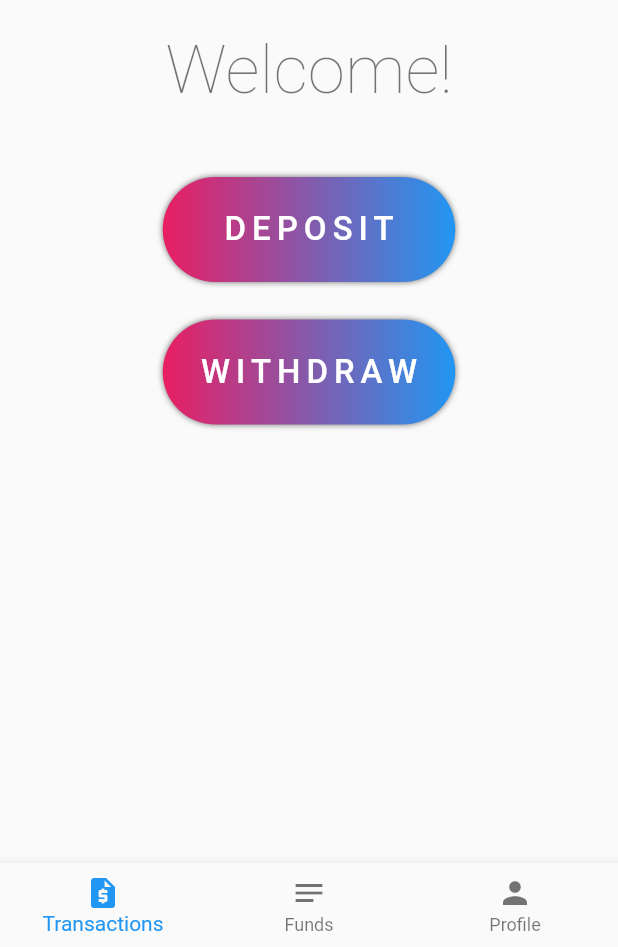
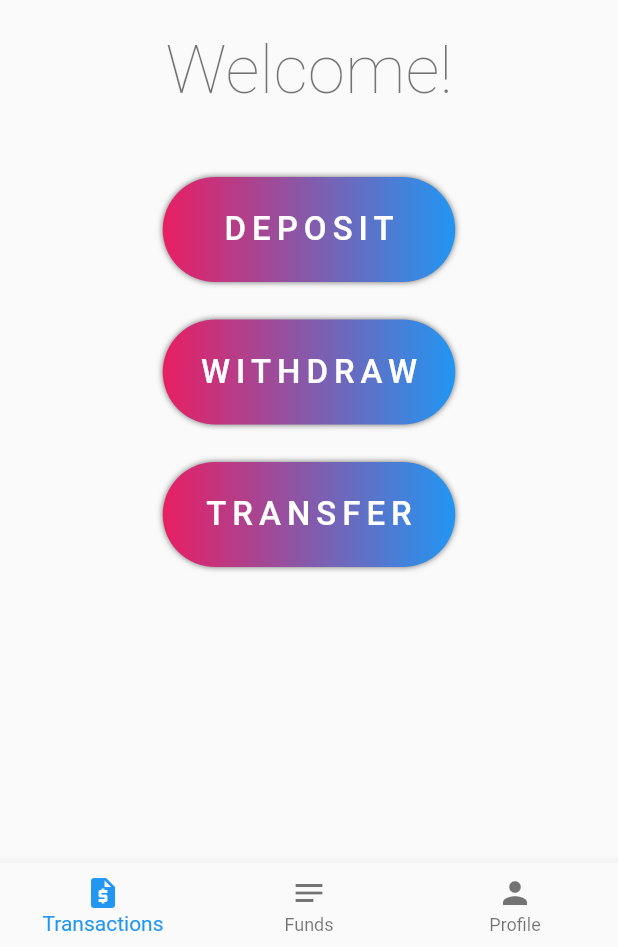
Before and after one commit to k0marov/avencia-frontend, a Flutter app: the screen it shows once a user with an empty profile is signed in, on a phone screen of 412 x 824 dp, the part 289-1236 px from its top. Run offline on Flutter 3.47's test engine with Material 2 defaults, Android fonts, the phone set to English and light mode, and no system bars; our stand-ins replace bloc, dartz, equatable, firebase_auth, firebase_core, flutter_bloc and 3 more; missing offline and left inert: flutterfire_ui; accounts and stored records are empty; generated files the repository leaves out were written again.

Commit message:
start implementing the transfer flow

```diff
--- a/lib/logic/transactions/presentation/transaction_screen_cubit/transaction_screen_cubit.dart
+++ b/lib/logic/transactions/presentation/transaction_screen_cubit/transaction_screen_cubit.dart
@@ -4,6 +4,7 @@ enum TransactionScreenState {
   initial,
   depositing,
   withdrawing,
+  transfering,
 }
 
 class TransactionScreenCubit extends Cubit<TransactionScreenState> {
@@ -11,5 +12,6 @@ class TransactionScreenCubit extends Cubit<TransactionScreenState> {
 
   void depositPressed() => emit(TransactionScreenState.depositing);
   void withdrawPressed() => emit(TransactionScreenState.withdrawing);
+  void transferPressed() => emit(TransactionScreenState.transfering);
   void finishPressed() => emit(TransactionScreenState.initial);
 }
--- a/lib/ui/transactions/transaction_screen.dart
+++ b/lib/ui/transactions/transaction_screen.dart
@@ -1,5 +1,6 @@
 import 'package:avencia/config/const.dart';
 import 'package:avencia/ui/transactions/transaction_code_widget.dart';
+import 'package:avencia/ui/transactions/transfer_widget.dart';
 import 'package:flutter/material.dart';
 import 'package:flutter_bloc/flutter_bloc.dart';
 
@@ -23,6 +24,11 @@ class TransactionScreen extends StatelessWidget {
             onPressed: b.withdrawPressed,
             text: "WITHDRAW",
           ),
+          SizedBox(height: 25),
+          GradientButton(
+            onPressed: b.transferPressed,
+            text: "TRANSFER",
+          ),
         ];
       case TransactionScreenState.depositing:
         return [
@@ -35,6 +41,10 @@ class TransactionScreen extends StatelessWidget {
           TransactionCodeWidget(
             type: TransactionType.withdrawal,
           ),
+        ];
+      case TransactionScreenState.transfering:
+        return [
+          TransferWidget(),
         ];
     }
   }
```
Also changed, not shown: lib/ui/transactions/transfer_widget.dart (added, +25 -0 lines).
